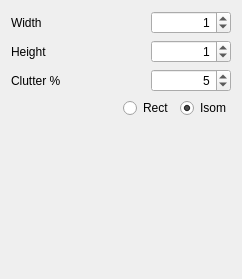
heinermann/ChkForge, file ChkForge/terrainbrush.ui: the form before one commit.
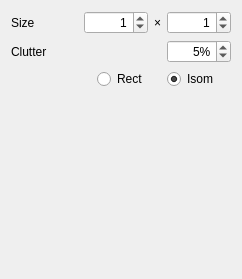
The form after the commit.

Commit message: Added zooming. Fixed some layout issues.

```diff
--- a/ChkForge/terrainbrush.ui
+++ b/ChkForge/terrainbrush.ui
@@ -14,41 +14,18 @@
    <string>Frame</string>
   </property>
   <layout class="QGridLayout" name="gridLayout">
-   <item row="6" column="0">
-    <layout class="QHBoxLayout" name="horizontalLayout_5">
-     <item>
-      <widget class="QLabel" name="label_2">
-       <property name="text">
-        <string>Height</string>
-       </property>
-      </widget>
-     </item>
-     <item>
-      <widget class="QSpinBox" name="spinBox_brushHeight">
-       <property name="sizePolicy">
-        <sizepolicy hsizetype="Fixed" vsizetype="Fixed">
-         <horstretch>0</horstretch>
-         <verstretch>0</verstretch>
-        </sizepolicy>
-       </property>
-       <property name="minimumSize">
-        <size>
-         <width>80</width>
-         <height>0</height>
-        </size>
-       </property>
-       <property name="alignment">
-        <set>Qt::AlignRight|Qt::AlignTrailing|Qt::AlignVCenter</set>
-       </property>
-       <property name="maximum">
-        <number>256</number>
-       </property>
-       <property name="value">
-        <number>1</number>
-       </property>
-      </widget>
-     </item>
-    </layout>
+   <item row="8" column="0">
+    <spacer name="verticalSpacer">
+     <property name="orientation">
+      <enum>Qt::Vertical</enum>
+     </property>
+     <property name="sizeHint" stdset="0">
+      <size>
+       <width>0</width>
+       <height>0</height>
+      </size>
+     </property>
+    </spacer>
    </item>
    <item row="5" column="0">
     <layout class="QHBoxLayout" name="horizontalLayout_2">
@@ -61,10 +38,23 @@
         </sizepolicy>
        </property>
        <property name="text">
-        <string>Width</string>
+        <string>Size</string>
        </property>
       </widget>
      </item>
+     <item>
+      <spacer name="horizontalSpacer_2">
+       <property name="orientation">
+        <enum>Qt::Horizontal</enum>
+       </property>
+       <property name="sizeHint" stdset="0">
+        <size>
+         <width>0</width>
+         <height>0</height>
+        </size>
+       </property>
+      </spacer>
+     </item>
      <item>
       <widget class="QSpinBox" name="spinBox_brushWidth">
        <property name="sizePolicy">
@@ -75,12 +65,56 @@
        </property>
        <property name="minimumSize">
         <size>
-         <width>80</width>
+         <width>64</width>
          <height>0</height>
         </size>
        </property>
        <property name="alignment">
         <set>Qt::AlignRight|Qt::AlignTrailing|Qt::AlignVCenter</set>
+       </property>
+       <property name="accelerated">
+        <bool>true</bool>
+       </property>
+       <property name="maximum">
+        <number>256</number>
+       </property>
+       <property name="value">
+        <number>1</number>
+       </property>
+      </widget>
+     </item>
+     <item>
+      <widget class="QLabel" name="label_2">
+       <property name="sizePolicy">
+        <sizepolicy hsizetype="Minimum" vsizetype="Preferred">
+         <horstretch>0</horstretch>
+         <verstretch>0</verstretch>
+        </sizepolicy>
+       </property>
+       <property name="text">
+        <string>×</string>
+       </property>
+      </widget>
+     </item>
+     <item>
+      <widget class="QSpinBox" name="spinBox_brushHeight">
+       <property name="sizePolicy">
+        <sizepolicy hsizetype="Fixed" vsizetype="Fixed">
+         <horstretch>0</horstretch>
+         <verstretch>0</verstretch>
+        </sizepolicy>
+       </property>
+       <property name="minimumSize">
+        <size>
+         <width>64</width>
+         <height>0</height>
+        </size>
+       </property>
+       <property name="alignment">
+        <set>Qt::AlignRight|Qt::AlignTrailing|Qt::AlignVCenter</set>
+       </property>
+       <property name="accelerated">
+        <bool>true</bool>
        </property>
        <property name="maximum">
         <number>256</number>
@@ -93,42 +127,6 @@
     </layout>
    </item>
    <item row="7" column="0">
-    <layout class="QHBoxLayout" name="horizontalLayout_4">
-     <item>
-      <widget class="QLabel" name="label_3">
-       <property name="text">
-        <string>Clutter %</string>
-       </property>
-      </widget>
-     </item>
-     <item>
-      <widget class="QSpinBox" name="spinBox_clutter">
-       <property name="sizePolicy">
-        <sizepolicy hsizetype="Fixed" vsizetype="Fixed">
-         <horstretch>0</horstretch>
-         <verstretch>0</verstretch>
-        </sizepolicy>
-       </property>
-       <property name="minimumSize">
-        <size>
-         <width>80</width>
-         <height>0</height>
-        </size>
-       </property>
-       <property name="alignment">
-        <set>Qt::AlignRight|Qt::AlignTrailing|Qt::AlignVCenter</set>
-       </property>
-       <property name="maximum">
-        <number>100</number>
-       </property>
-       <property name="value">
-        <number>5</number>
-       </property>
-      </widget>
-     </item>
-    </layout>
-   </item>
-   <item row="8" column="0">
     <layout class="QHBoxLayout" name="horizontalLayout">
      <item>
       <spacer name="horizontalSpacer">
@@ -137,14 +135,26 @@
        </property>
        <property name="sizeHint" stdset="0">
         <size>
-         <width>40</width>
-         <height>20</height>
+         <width>0</width>
+         <height>0</height>
         </size>
        </property>
       </spacer>
      </item>
      <item>
       <widget class="QRadioButton" name="radioButton_rect">
+       <property name="sizePolicy">
+        <sizepolicy hsizetype="Preferred" vsizetype="Fixed">
+         <horstretch>0</horstretch>
+         <verstretch>0</verstretch>
+        </sizepolicy>
+       </property>
+       <property name="minimumSize">
+        <size>
+         <width>64</width>
+         <height>0</height>
+        </size>
+       </property>
        <property name="text">
         <string>Rect</string>
        </property>
@@ -152,6 +162,18 @@
      </item>
      <item>
       <widget class="QRadioButton" name="radioButton_isom">
+       <property name="sizePolicy">
+        <sizepolicy hsizetype="Preferred" vsizetype="Fixed">
+         <horstretch>0</horstretch>
+         <verstretch>0</verstretch>
+        </sizepolicy>
+       </property>
+       <property name="minimumSize">
+        <size>
+         <width>64</width>
+         <height>0</height>
+        </size>
+       </property>
        <property name="text">
         <string>Isom</string>
        </property>
@@ -162,18 +184,47 @@
      </item>
     </layout>
    </item>
-   <item row="9" column="0">
-    <spacer name="verticalSpacer">
-     <property name="orientation">
-      <enum>Qt::Vertical</enum>
-     </property>
-     <property name="sizeHint" stdset="0">
-      <size>
-       <width>20</width>
-       <height>40</height>
-      </size>
-     </property>
-    </spacer>
+   <item row="6" column="0">
+    <layout class="QHBoxLayout" name="horizontalLayout_4">
+     <item>
+      <widget class="QLabel" name="label_3">
+       <property name="text">
+        <string>Clutter</string>
+       </property>
+      </widget>
+     </item>
+     <item>
+      <widget class="QSpinBox" name="spinBox_clutter">
+       <property name="sizePolicy">
+        <sizepolicy hsizetype="Fixed" vsizetype="Fixed">
+         <horstretch>0</horstretch>
+         <verstretch>0</verstretch>
+        </sizepolicy>
+       </property>
+       <property name="minimumSize">
+        <size>
+         <width>64</width>
+         <height>0</height>
+        </size>
+       </property>
+       <property name="alignment">
+        <set>Qt::AlignRight|Qt::AlignTrailing|Qt::AlignVCenter</set>
+       </property>
+       <property name="accelerated">
+        <bool>true</bool>
+       </property>
+       <property name="suffix">
+        <string notr="true">%</string>
+       </property>
+       <property name="maximum">
+        <number>100</number>
+       </property>
+       <property name="value">
+        <number>5</number>
+       </property>
+      </widget>
+     </item>
+    </layout>
    </item>
   </layout>
  </widget>
```
The commit also changes 8 other files.
